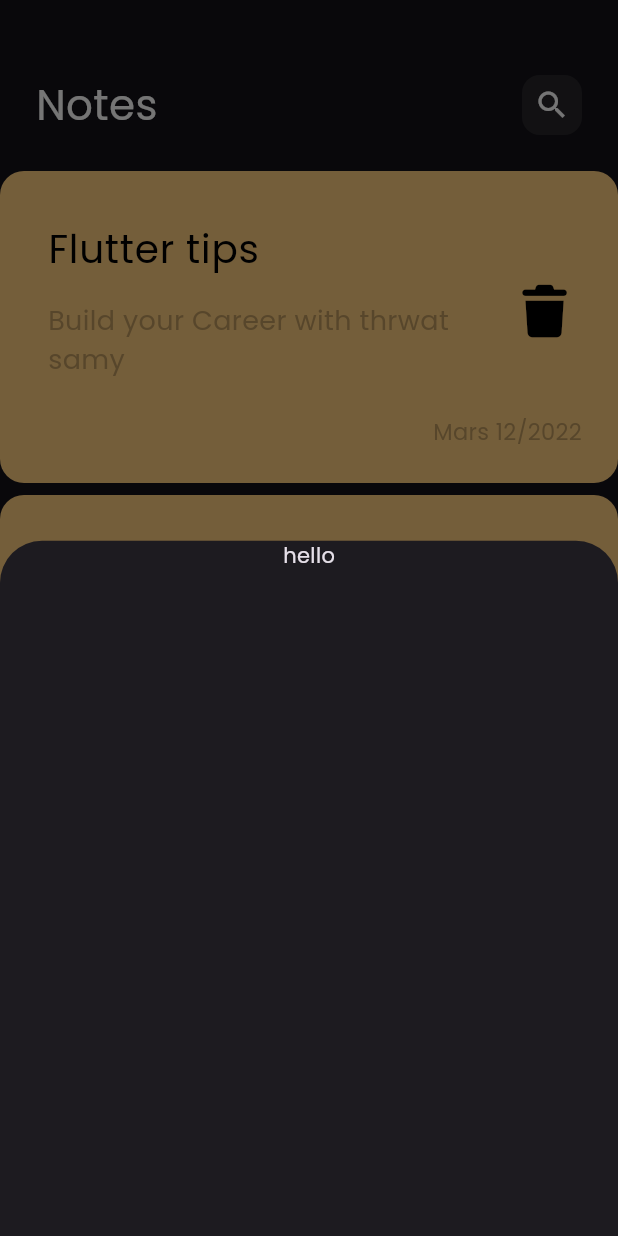
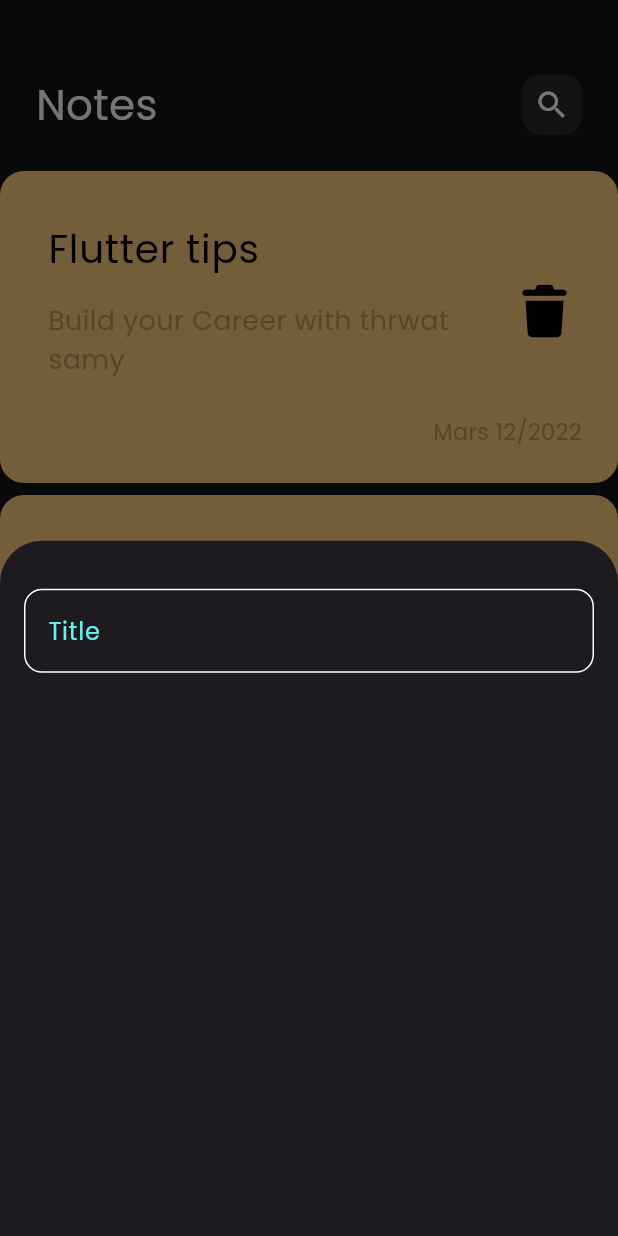
Before and after one commit to YakeenSap9h/new_notes_app, a Flutter app: the screen it shows after launch, after a tap on the "add" icon, on a phone screen of 412 x 824 dp. Run offline on Flutter 3.47's test engine with Material 3 defaults, Android fonts, the phone set to English and light mode, and no system bars; our stand-ins replace font_awesome_flutter.

Commit message:
creat custom text field

```diff
--- /dev/null
+++ b/lib/consts.dart
@@ -0,0 +1,3 @@
+import 'dart:ui';
+
+const kPrimaryColor =  Color(0xff67F0E8);
--- a/lib/views/notes_view.dart
+++ b/lib/views/notes_view.dart
@@ -8,18 +8,21 @@ class NotesView extends StatelessWidget {
   @override
   Widget build(BuildContext context) {
     return Scaffold(
-      body: const NotesViewBody(),
+      body:  NotesViewBody(),
 
       floatingActionButton: FloatingActionButton(
+
+        backgroundColor: Color(0xff67F0E8),
+
         onPressed: () {
           showModalBottomSheet(
             context: context,
             builder: (context) {
-              return const AddBottomSheetBody();
+              return  AddBottomSheetBody();
             },
           );
         },
-        child: Icon(Icons.add),
+        child:  Icon(Icons.add, color: Colors.black),
       ),
     );
   }
--- a/lib/views/widgets/add_bottom_sheet_body.dart
+++ b/lib/views/widgets/add_bottom_sheet_body.dart
@@ -1,4 +1,5 @@
 import 'package:flutter/material.dart';
+import 'package:new_notes_app/views/widgets/custom_text_field.dart';
 
 class AddBottomSheetBody extends StatelessWidget {
   const AddBottomSheetBody({super.key});
@@ -7,7 +8,11 @@ class AddBottomSheetBody extends StatelessWidget {
   Widget build(BuildContext context) {
     return SizedBox(
       width: double.infinity,
-      child: Column(children: [Text("hello")]),
+
+      child: Padding(
+        padding: const EdgeInsets.symmetric(horizontal: 16),
+        child: Column(children: [SizedBox(height: 32), CustomTextField()]),
+      ),
     );
   }
 }
--- a/lib/views/widgets/custom_app_bar.dart
+++ b/lib/views/widgets/custom_app_bar.dart
@@ -8,7 +8,7 @@ class CustomAppBar extends StatelessWidget {
   Widget build(BuildContext context) {
     return Padding(
       padding: const EdgeInsets.symmetric(horizontal: 24),
-      child: const Row(
+      child:  Row(
         children: [
           Text("Notes", style: TextStyle(color: Colors.white, fontSize: 28)),
           Spacer(),
--- a/lib/views/widgets/custom_search_icon.dart
+++ b/lib/views/widgets/custom_search_icon.dart
@@ -12,7 +12,7 @@ class CustomSearchIcon extends StatelessWidget {
         color: Colors.white.withValues(alpha: 0.08),
         borderRadius: BorderRadius.circular(12),
       ),
-      child: Icon(Icons.search),
+      child:const  Icon(Icons.search),
     );
   }
 }
--- /dev/null
+++ b/lib/views/widgets/custom_text_field.dart
@@ -0,0 +1,26 @@
+import 'package:flutter/material.dart';
+import 'package:new_notes_app/consts.dart';
+
+class CustomTextField extends StatelessWidget {
+  const CustomTextField({super.key});
+
+  @override
+  Widget build(BuildContext context) {
+    return TextField(
+      cursorColor: kPrimaryColor,
+      decoration: InputDecoration(
+        labelText: "Title",
+        labelStyle: TextStyle(color: kPrimaryColor),
+        enabledBorder: builldBorder(Colors.white),
+        focusedBorder: builldBorder(kPrimaryColor),
+      ),
+    );
+  }
+
+  OutlineInputBorder builldBorder([Color? color]) {
+    return OutlineInputBorder(
+      borderRadius: BorderRadius.circular(12),
+      borderSide: BorderSide(color: color ?? Colors.white),
+    );
+  }
+}
--- a/lib/views/widgets/notes_list_view.dart
+++ b/lib/views/widgets/notes_list_view.dart
@@ -11,7 +11,7 @@ class NotesListView extends StatelessWidget {
       itemBuilder: (context, index) {
         return Padding(
           padding: const EdgeInsets.symmetric(vertical: 4),
-          child: const NoteViewItem(),
+          child:  NoteViewItem(),
         );
       },
     );
--- a/lib/views/widgets/notes_view_body.dart
+++ b/lib/views/widgets/notes_view_body.dart
@@ -7,10 +7,10 @@ class NotesViewBody extends StatelessWidget {
 
   @override
   Widget build(BuildContext context) {
-    return const Column(
+    return  Column(
       children: [
         SizedBox(height: 50),
-        CustomAppBar(),
+       CustomAppBar(),
         SizedBox(height: 20),
         Expanded(child: NotesListView()),
       ],
```
